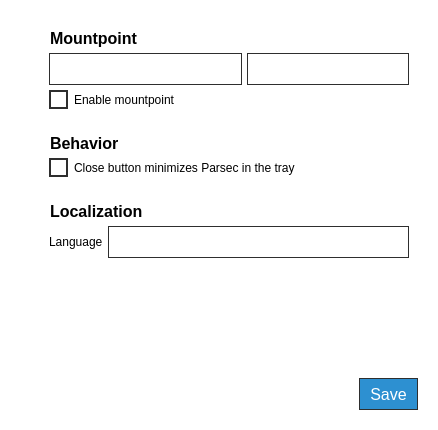
Scille/parsec-cloud, file parsec/core/gui/forms/global_settings_widget.ui: the form before one commit.
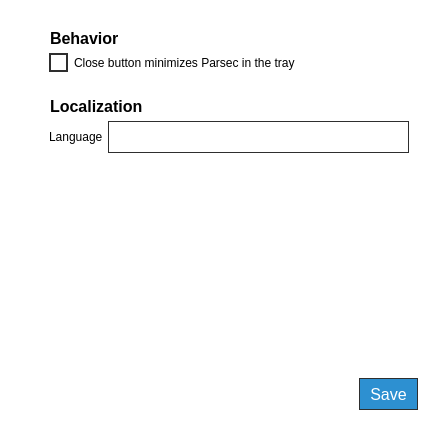
The form after the commit. Icons and pictures are not drawn.

Commit message: [GUI] Removed mountpoint configuration in settings

```diff
--- a/parsec/core/gui/forms/global_settings_widget.ui
+++ b/parsec/core/gui/forms/global_settings_widget.ui
@@ -151,163 +151,6 @@
        <property name="spacing">
         <number>25</number>
        </property>
-       <item>
-        <widget class="QWidget" name="widget_2" native="true">
-         <layout class="QVBoxLayout" name="verticalLayout_8">
-          <property name="spacing">
-           <number>5</number>
-          </property>
-          <property name="leftMargin">
-           <number>0</number>
-          </property>
-          <property name="topMargin">
-           <number>0</number>
-          </property>
-          <property name="rightMargin">
-           <number>0</number>
-          </property>
-          <property name="bottomMargin">
-           <number>0</number>
-          </property>
-          <item>
-           <layout class="QHBoxLayout" name="horizontalLayout_2">
-            <item>
-             <widget class="QLabel" name="label_2">
-              <property name="minimumSize">
-               <size>
-                <width>16</width>
-                <height>16</height>
-               </size>
-              </property>
-              <property name="maximumSize">
-               <size>
-                <width>16</width>
-                <height>16</height>
-               </size>
-              </property>
-              <property name="text">
-               <string/>
-              </property>
-              <property name="pixmap">
-               <pixmap resource="../rc/resources.qrc">:/icons/images/icons/right-chevron_black.png</pixmap>
-              </property>
-              <property name="scaledContents">
-               <bool>true</bool>
-              </property>
-             </widget>
-            </item>
-            <item>
-             <widget class="QLabel" name="label">
-              <property name="sizePolicy">
-               <sizepolicy hsizetype="Expanding" vsizetype="Preferred">
-                <horstretch>0</horstretch>
-                <verstretch>0</verstretch>
-               </sizepolicy>
-              </property>
-              <property name="font">
-               <font>
-                <pointsize>12</pointsize>
-                <weight>75</weight>
-                <bold>true</bold>
-                <underline>false</underline>
-               </font>
-              </property>
-              <property name="text">
-               <string>Mountpoint</string>
-              </property>
-             </widget>
-            </item>
-           </layout>
-          </item>
-          <item>
-           <layout class="QVBoxLayout" name="verticalLayout_3">
-            <property name="leftMargin">
-             <number>20</number>
-            </property>
-            <item>
-             <layout class="QHBoxLayout" name="horizontalLayout">
-              <item>
-               <widget class="QLineEdit" name="line_edit_mountpoint">
-                <property name="minimumSize">
-                 <size>
-                  <width>0</width>
-                  <height>32</height>
-                 </size>
-                </property>
-                <property name="font">
-                 <font>
-                  <pointsize>12</pointsize>
-                  <weight>50</weight>
-                  <bold>false</bold>
-                 </font>
-                </property>
-                <property name="styleSheet">
-                 <string notr="true"/>
-                </property>
-                <property name="text">
-                 <string/>
-                </property>
-                <property name="readOnly">
-                 <bool>true</bool>
-                </property>
-               </widget>
-              </item>
-              <item>
-               <widget class="QPushButton" name="button_choose_mountpoint">
-                <property name="enabled">
-                 <bool>true</bool>
-                </property>
-                <property name="minimumSize">
-                 <size>
-                  <width>0</width>
-                  <height>32</height>
-                 </size>
-                </property>
-                <property name="font">
-                 <font>
-                  <pointsize>12</pointsize>
-                  <weight>50</weight>
-                  <bold>false</bold>
-                 </font>
-                </property>
-                <property name="layoutDirection">
-                 <enum>Qt::RightToLeft</enum>
-                </property>
-                <property name="styleSheet">
-                 <string notr="true"/>
-                </property>
-                <property name="text">
-                 <string>Choose mountpoint</string>
-                </property>
-                <property name="icon">
-                 <iconset resource="../rc/resources.qrc">
-                  <normaloff>:/icons/images/icons/edit_white.png</normaloff>:/icons/images/icons/edit_white.png</iconset>
-                </property>
-                <property name="iconSize">
-                 <size>
-                  <width>24</width>
-                  <height>24</height>
-                 </size>
-                </property>
-               </widget>
-              </item>
-             </layout>
-            </item>
-            <item>
-             <widget class="QCheckBox" name="checkbox_enable_mountpoint">
-              <property name="text">
-               <string>Enable mountpoint</string>
-              </property>
-              <property name="tristate">
-               <bool>false</bool>
-              </property>
-             </widget>
-            </item>
-           </layout>
-          </item>
-         </layout>
-        </widget>
-       </item>
        <item>
         <widget class="QWidget" name="widget_3" native="true">
          <layout class="QVBoxLayout" name="verticalLayout_9">
```
The commit also changes 2 other files.
